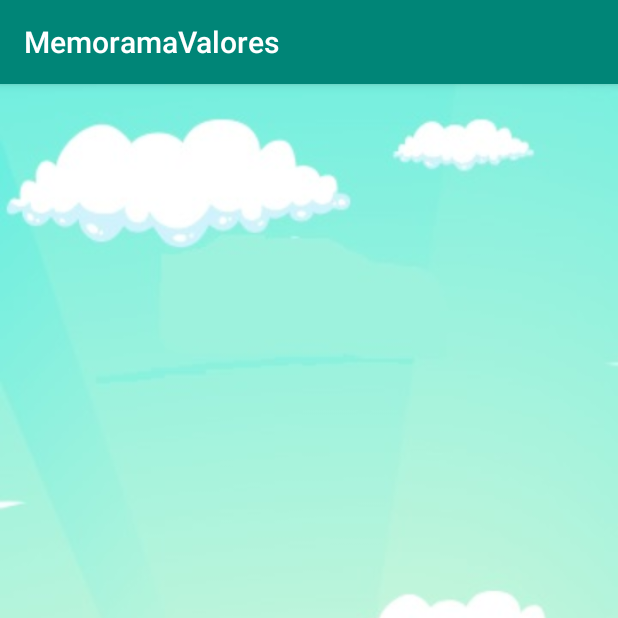
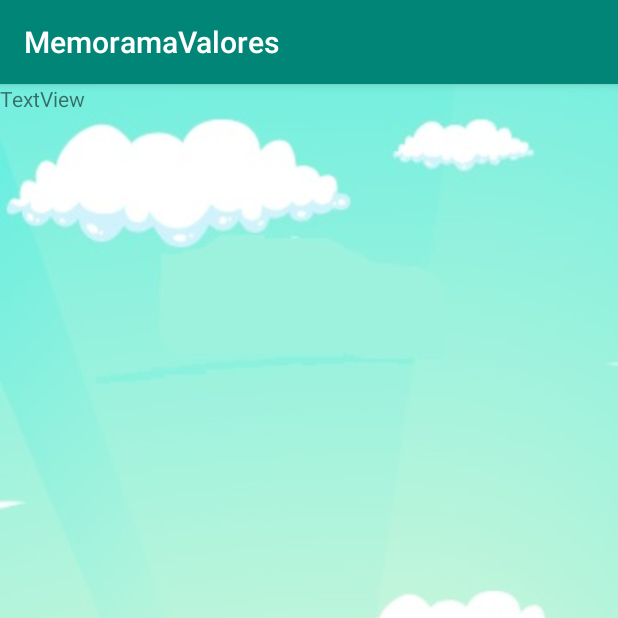
Before and after one commit to raices19/Pruebasjuegos, an Android app: the screen it shows after launch (MainActivity), on a phone screen of 412 x 824 dp, the top half of it. Run offline under Robolectric (Android 15) with nearby library versions, the phone set to English and light mode, and no system bars.

```diff
--- a/app/src/main/res/layout/activity_main.xml
+++ b/app/src/main/res/layout/activity_main.xml
@@ -5,4 +5,13 @@
     android:layout_width="match_parent"
     android:layout_height="match_parent"
     android:background="@drawable/fondo"
-    tools:context=".MainActivity" />
+    tools:context=".MainActivity" >
+
+    <TextView
+        android:id="@+id/textView"
+        android:layout_width="wrap_content"
+        android:layout_height="wrap_content"
+        android:text="TextView"
+        tools:layout_editor_absoluteX="123dp"
+        tools:layout_editor_absoluteY="142dp" />
+</android.support.constraint.ConstraintLayout>
```
